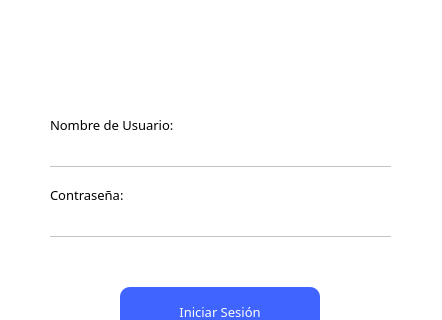
MrDanielG/Hospital-SCRUM, file hospital-Core/Widgets/Usuario/inicar_sesion.ui: the form before one commit; both pictures show x 0 to 442 and y 123 to 443 of the 442 by 550 pixel window.
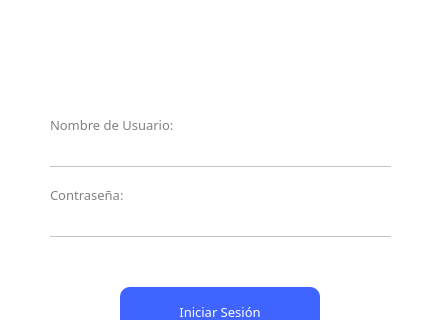
The form after the commit. Icons and pictures are not drawn.

Diff of the .ui file:
```diff
--- a/hospital-Core/Widgets/Usuario/inicar_sesion.ui
+++ b/hospital-Core/Widgets/Usuario/inicar_sesion.ui
@@ -85,6 +85,9 @@
      <pointsize>10</pointsize>
     </font>
    </property>
+   <property name="styleSheet">
+    <string notr="true">color: #818181;</string>
+   </property>
    <property name="text">
     <string>Nombre de Usuario:</string>
    </property>
@@ -104,6 +107,9 @@
      <pointsize>10</pointsize>
     </font>
    </property>
+   <property name="styleSheet">
+    <string notr="true">color: #818181;</string>
+   </property>
    <property name="text">
     <string>Contraseña:</string>
    </property>
```
Left out of the diff: 9 changed lines with no effect on the pictures.
